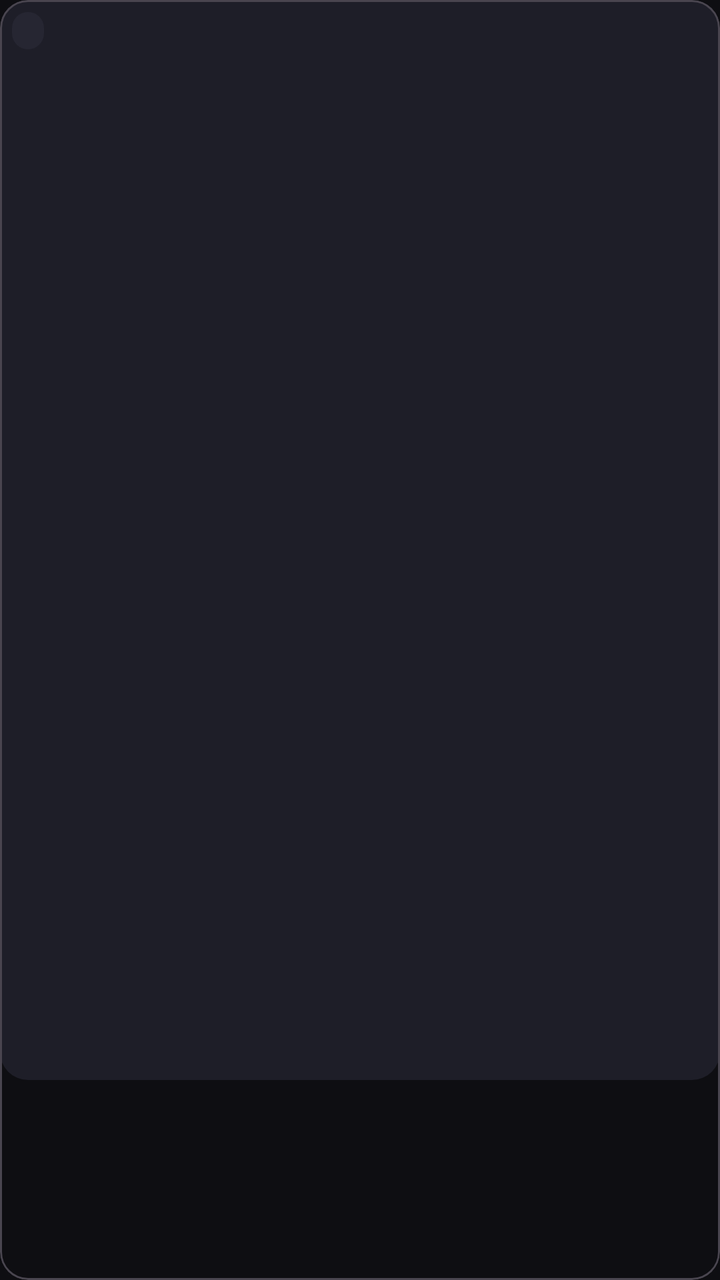
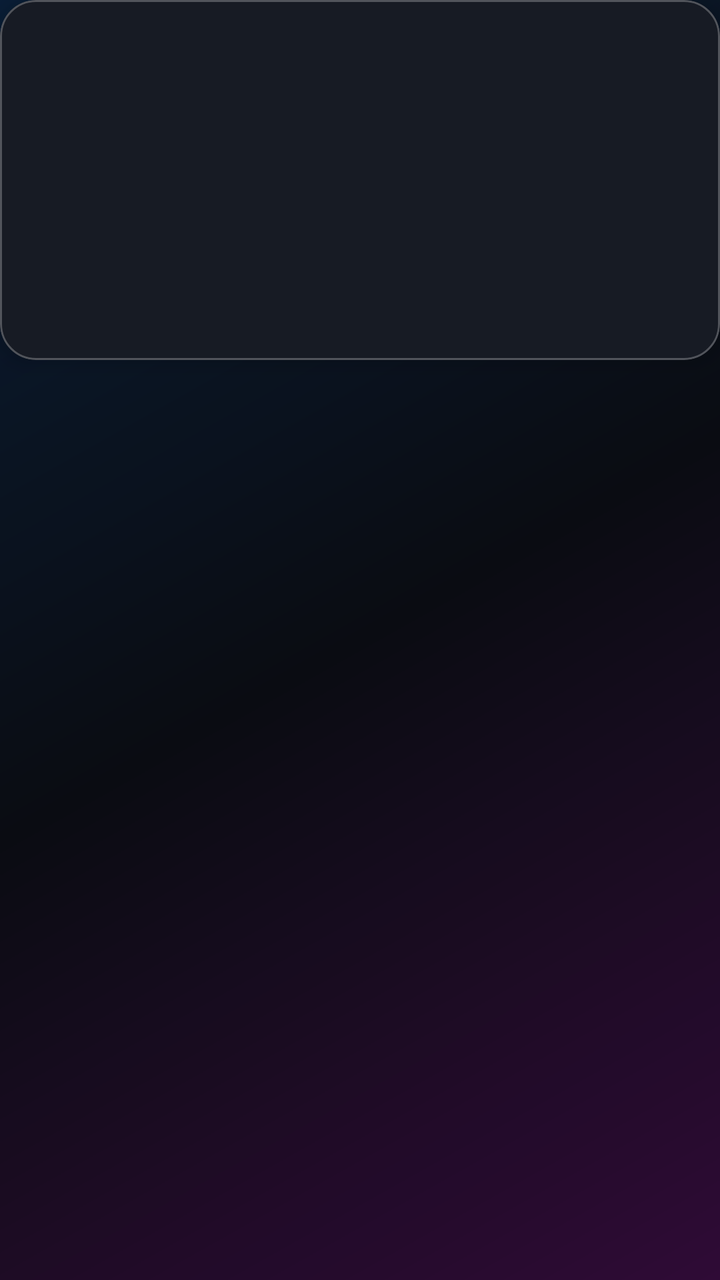

Screens rendered from an Android XML layout before and after an edit, with the pre-edit source and the edit as a unified diff.
<!-- AndroidManifest.xml: application theme Theme.AniLab -->
<!-- res/layout/item_post.xml -->
<?xml version="1.0" encoding="utf-8"?>
<com.google.android.material.card.MaterialCardView xmlns:android="http://schemas.android.com/apk/res/android"
    xmlns:app="http://schemas.android.com/apk/res-auto"
    android:layout_width="match_parent"
    android:layout_height="wrap_content"
    android:layout_margin="@dimen/grid_spacing"
    app:cardCornerRadius="@dimen/card_radius"
    app:cardElevation="0dp">

    <androidx.constraintlayout.widget.ConstraintLayout
        android:layout_width="match_parent"
        android:layout_height="wrap_content">

        <ImageView
            android:id="@+id/image"
            android:layout_width="0dp"
            android:layout_height="0dp"
            android:background="@drawable/bg_poster"
            android:contentDescription="@null"
            android:scaleType="centerCrop"
            app:layout_constraintDimensionRatio="2:3"
            app:layout_constraintEnd_toEndOf="parent"
            app:layout_constraintStart_toStartOf="parent"
            app:layout_constraintTop_toTopOf="parent" />

        <LinearLayout
            android:id="@+id/ageBlock"
            android:layout_width="wrap_content"
            android:layout_height="wrap_content"
            android:layout_margin="6dp"
            android:background="@drawable/bg_chip"
            android:paddingHorizontal="8dp"
            android:paddingVertical="2dp"
            app:layout_constraintStart_toStartOf="parent"
            app:layout_constraintTop_toTopOf="parent">

            <TextView
                android:id="@+id/age"
                style="@style/TextAppearance.AniLab.Body"
                android:layout_width="wrap_content"
                android:layout_height="wrap_content"
                android:textSize="11sp" />
        </LinearLayout>
    </androidx.constraintlayout.widget.ConstraintLayout>
</com.google.android.material.card.MaterialCardView>
<!-- resources referenced by this layout -->
<resources>
  <dimen name="card_radius">14dp</dimen>
  <dimen name="grid_spacing">8dp</dimen>
  <!-- drawable bg_chip (drawable) -->
  <?xml version="1.0" encoding="utf-8"?>
  <shape xmlns:android="http://schemas.android.com/apk/res/android" android:shape="rectangle">
      <solid android:color="@color/color_chip" />
      <corners android:radius="100dp" />
  </shape>
  <!-- drawable bg_poster (drawable) -->
  <?xml version="1.0" encoding="utf-8"?>
  <shape xmlns:android="http://schemas.android.com/apk/res/android" android:shape="rectangle">
      <solid android:color="@color/color_surface_card" />
      <corners android:radius="@dimen/card_radius" />
  </shape>
  <style name="TextAppearance.AniLab.Body" parent="TextAppearance.Material3.BodyMedium">
          <item name="android:textColor">@color/color_on_surface_muted</item>
      </style>
  <style name="Theme.AniLab" parent="Theme.Material3.Dark.NoActionBar">
          <item name="colorPrimary">@color/color_primary</item>
          <item name="colorOnPrimary">@color/color_on_surface</item>
          <item name="colorSecondary">@color/color_accent</item>
          <item name="colorSurface">@color/color_surface</item>
          <item name="colorOnSurface">@color/color_on_surface</item>
          <item name="android:colorBackground">@color/color_surface</item>
          <item name="android:windowBackground">@color/color_surface</item>
          <item name="android:statusBarColor">@android:color/transparent</item>
          <item name="android:navigationBarColor">@color/color_surface</item>
          <item name="android:windowLightStatusBar">false</item>
          <item name="android:windowLayoutInDisplayCutoutMode" tools:targetApi="27">shortEdges</item>
      </style>
  <color name="color_chip">#FF262632</color>
  <color name="color_surface_card">#FF1E1E28</color>
  <color name="color_on_surface_muted">#FF9C9CAC</color>
  <color name="color_primary">#FF7B5CFA</color>
  <color name="color_on_surface">#FFF4F4F8</color>
  <color name="color_accent">#FFB49BFF</color>
  <color name="color_surface">#FF0E0E12</color>
</resources>

<!-- the commit's change to res/layout/item_post.xml (unified diff, before → after) -->
@@ -1,45 +1,44 @@
 <?xml version="1.0" encoding="utf-8"?>
-<com.google.android.material.card.MaterialCardView xmlns:android="http://schemas.android.com/apk/res/android"
+<FrameLayout xmlns:android="http://schemas.android.com/apk/res/android"
     xmlns:app="http://schemas.android.com/apk/res-auto"
     android:layout_width="match_parent"
     android:layout_height="wrap_content"
-    android:layout_margin="@dimen/grid_spacing"
-    app:cardCornerRadius="@dimen/card_radius"
-    app:cardElevation="0dp">
+    android:layout_margin="@dimen/grid_spacing">
 
-    <androidx.constraintlayout.widget.ConstraintLayout
+    <com.google.android.material.card.MaterialCardView
         android:layout_width="match_parent"
-        android:layout_height="wrap_content">
+        android:layout_height="180dp"
+        app:cardBackgroundColor="@color/color_surface_card"
+        app:cardCornerRadius="@dimen/card_radius"
+        app:cardElevation="6dp"
+        app:strokeColor="@color/glass_stroke"
+        app:strokeWidth="@dimen/hairline">
 
         <ImageView
             android:id="@+id/image"
-            android:layout_width="0dp"
-            android:layout_height="0dp"
+            android:layout_width="match_parent"
+            android:layout_height="match_parent"
             android:background="@drawable/bg_poster"
             android:contentDescription="@null"
-            android:scaleType="centerCrop"
-            app:layout_constraintDimensionRatio="2:3"
-            app:layout_constraintEnd_toEndOf="parent"
-            app:layout_constraintStart_toStartOf="parent"
-            app:layout_constraintTop_toTopOf="parent" />
+            android:scaleType="centerCrop" />
+    </com.google.android.material.card.MaterialCardView>
 
-        <LinearLayout
-            android:id="@+id/ageBlock"
+    <LinearLayout
+        android:id="@+id/ageBlock"
+        android:layout_width="wrap_content"
+        android:layout_height="wrap_content"
+        android:layout_gravity="top|start"
+        android:layout_margin="6dp"
+        android:background="@drawable/bg_glass_chip"
+        android:paddingHorizontal="8dp"
+        android:paddingVertical="2dp">
+
+        <TextView
+            android:id="@+id/age"
+            style="@style/TextAppearance.AniLab.Body"
             android:layout_width="wrap_content"
             android:layout_height="wrap_content"
-            android:layout_margin="6dp"
-            android:background="@drawable/bg_chip"
-            android:paddingHorizontal="8dp"
-            android:paddingVertical="2dp"
-            app:layout_constraintStart_toStartOf="parent"
-            app:layout_constraintTop_toTopOf="parent">
-
-            <TextView
-                android:id="@+id/age"
-                style="@style/TextAppearance.AniLab.Body"
-                android:layout_width="wrap_content"
-                android:layout_height="wrap_content"
-                android:textSize="11sp" />
-        </LinearLayout>
-    </androidx.constraintlayout.widget.ConstraintLayout>
-</com.google.android.material.card.MaterialCardView>
+            android:textColor="@color/color_on_surface"
+            android:textSize="11sp" />
+    </LinearLayout>
+</FrameLayout>
<!-- resource entries referenced after the edit -->
@@ -1,11 +1,16 @@
 <!-- resources referenced by this layout -->
 <resources>
-  <dimen name="card_radius">14dp</dimen>
+  <dimen name="card_radius">18dp</dimen>
   <dimen name="grid_spacing">8dp</dimen>
-  <!-- drawable bg_chip (drawable) -->
+  <dimen name="hairline">1dp</dimen>
+  <!-- drawable bg_glass_chip (drawable) -->
   <?xml version="1.0" encoding="utf-8"?>
-  <shape xmlns:android="http://schemas.android.com/apk/res/android" android:shape="rectangle">
-      <solid android:color="@color/color_chip" />
+  <shape xmlns:android="http://schemas.android.com/apk/res/android"
+      android:shape="rectangle">
+      <solid android:color="@color/glass_fill_strong" />
+      <stroke
+          android:width="@dimen/hairline"
+          android:color="@color/glass_stroke_strong" />
       <corners android:radius="100dp" />
   </shape>
   <!-- drawable bg_poster (drawable) -->
@@ -19,23 +24,55 @@
       </style>
   <style name="Theme.AniLab" parent="Theme.Material3.Dark.NoActionBar">
           <item name="colorPrimary">@color/color_primary</item>
-          <item name="colorOnPrimary">@color/color_on_surface</item>
-          <item name="colorSecondary">@color/color_accent</item>
+          <item name="colorOnPrimary">@color/color_on_brand</item>
+          <item name="colorPrimaryContainer">@color/brand_start</item>
+          <item name="colorSecondary">@color/color_secondary</item>
+          <item name="colorOnSecondary">@color/color_on_brand</item>
+          <item name="colorSecondaryContainer">@color/brand_end</item>
           <item name="colorSurface">@color/color_surface</item>
+          <item name="colorSurfaceVariant">@color/color_surface_card</item>
           <item name="colorOnSurface">@color/color_on_surface</item>
+          <item name="colorOnSurfaceVariant">@color/color_on_surface_muted</item>
+          <item name="colorOutline">@color/glass_stroke</item>
+  
           <item name="android:colorBackground">@color/color_surface</item>
-          <item name="android:windowBackground">@color/color_surface</item>
+          <item name="android:windowBackground">@drawable/bg_window</item>
           <item name="android:statusBarColor">@android:color/transparent</item>
           <item name="android:navigationBarColor">@color/color_surface</item>
           <item name="android:windowLightStatusBar">false</item>
+          <item name="android:windowLightNavigationBar">false</item>
           <item name="android:windowLayoutInDisplayCutoutMode" tools:targetApi="27">shortEdges</item>
       </style>
-  <color name="color_chip">#FF262632</color>
-  <color name="color_surface_card">#FF1E1E28</color>
-  <color name="color_on_surface_muted">#FF9C9CAC</color>
-  <color name="color_primary">#FF7B5CFA</color>
-  <color name="color_on_surface">#FFF4F4F8</color>
-  <color name="color_accent">#FFB49BFF</color>
-  <color name="color_surface">#FF0E0E12</color>
+  <color name="glass_fill_strong">#33FFFFFF</color>
+  <color name="glass_stroke_strong">#66FFFFFF</color>
+  <color name="color_surface_card">#FF171B24</color>
+  <color name="glass_stroke">#40FFFFFF</color>
+  <color name="color_on_surface_muted">#FFB4BECE</color>
+  <color name="color_primary">#FF007BFF</color>
+  <color name="color_on_brand">#FFFFFFFF</color>
+  <color name="brand_start">#FF007BFF</color>
+  <color name="color_secondary">#FFFF00FF</color>
+  <color name="brand_end">#FFFF00FF</color>
+  <color name="color_on_surface">#FFF7F9FF</color>
+  <color name="color_surface">#FF0A0C12</color>
+  <!-- drawable bg_window (drawable) -->
+  <?xml version="1.0" encoding="utf-8"?>
+  <layer-list xmlns:android="http://schemas.android.com/apk/res/android">
+      <item>
+          <shape android:shape="rectangle">
+              <solid android:color="@color/color_surface" />
+          </shape>
+      </item>
+      <item>
+          <shape android:shape="rectangle">
+              <gradient
+                  android:angle="315"
+                  android:centerColor="#00000000"
+                  android:endColor="#26FF00FF"
+                  android:startColor="#26007BFF"
+                  android:type="linear" />
+          </shape>
+      </item>
+  </layer-list>
 </resources>
 
